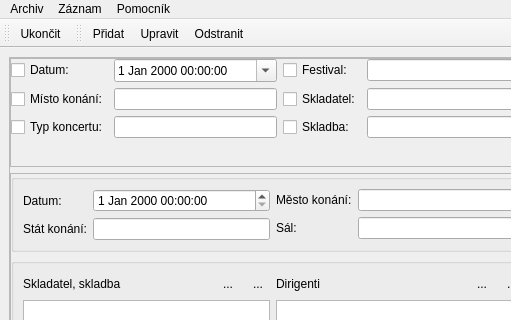
osense/fb-archive, file mainform.ui: the form before one commit; both pictures show x 0 to 511 and y 0 to 320 of the 800 by 643 pixel window.
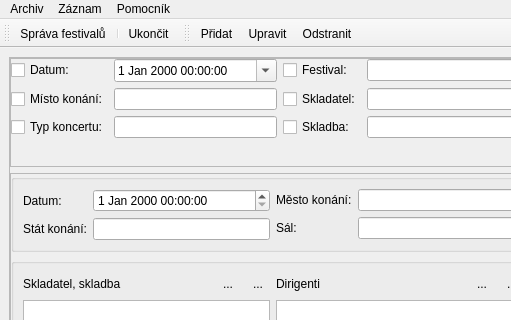
The form after the commit. Icons and pictures are not drawn.

```diff
--- a/mainform.ui
+++ b/mainform.ui
@@ -596,6 +596,8 @@
    <attribute name="toolBarBreak">
     <bool>false</bool>
    </attribute>
+   <addaction name="actionSpr_va_festival"/>
+   <addaction name="separator"/>
    <addaction name="actionUkoncit"/>
   </widget>
   <widget class="QToolBar" name="toolBar_2">
@@ -668,6 +670,15 @@
     <string>O programe</string>
    </property>
   </action>
+  <action name="actionSpr_va_festival">
+   <property name="icon">
+    <iconset resource="resource.qrc">
+     <normaloff>:/icons/icons/Places-folder-sound-icon.png</normaloff>:/icons/icons/Places-folder-sound-icon.png</iconset>
+   </property>
+   <property name="text">
+    <string>Správa festivalů</string>
+   </property>
+  </action>
  </widget>
  <resources>
   <include location="resource.qrc"/>
```
Left out of the diff: 8 changed lines with no effect on the pictures.
